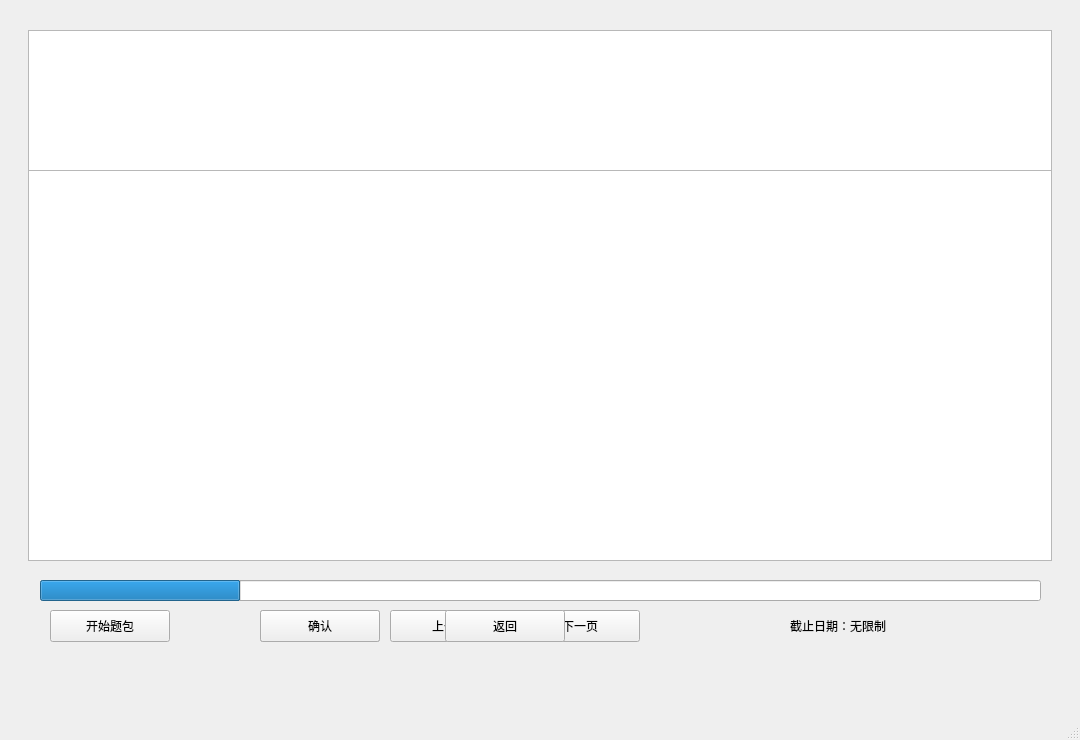
Old version of the form mainWindow.ui in the repository Camorgx/CodiaClient.
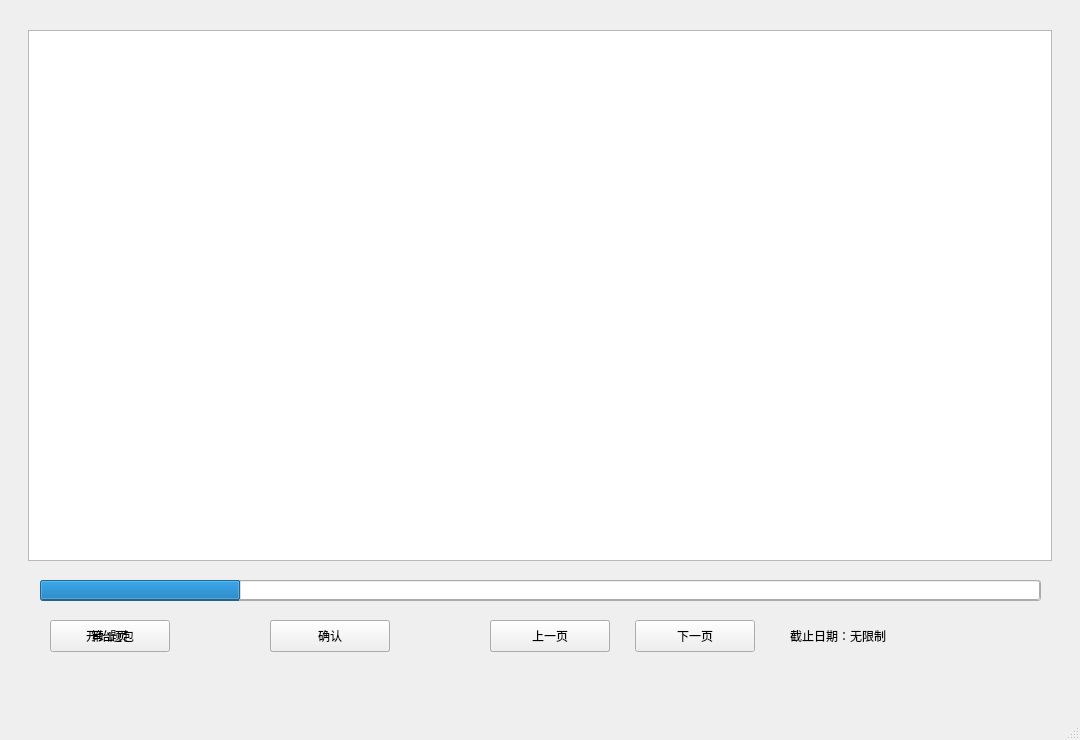
New version of the form. Icons and pictures are not drawn. Custom widgets are drawn as their Qt base class.

Commit message: 优化做题界面UI

Diff of the .ui file:
```diff
--- a/mainWindow.ui
+++ b/mainWindow.ui
@@ -79,8 +79,8 @@
     <widget class="NewPushButton" name="pushButtonPackOK">
      <property name="geometry">
       <rect>
-       <x>260</x>
-       <y>610</y>
+       <x>270</x>
+       <y>620</y>
        <width>120</width>
        <height>32</height>
       </rect>
@@ -92,8 +92,8 @@
     <widget class="NewPushButton" name="pushButtonPackNext">
      <property name="geometry">
       <rect>
-       <x>520</x>
-       <y>610</y>
+       <x>635</x>
+       <y>620</y>
        <width>120</width>
        <height>32</height>
       </rect>
@@ -105,8 +105,8 @@
     <widget class="NewPushButton" name="pushButtonPackPrevious">
      <property name="geometry">
       <rect>
-       <x>390</x>
-       <y>610</y>
+       <x>490</x>
+       <y>620</y>
        <width>120</width>
        <height>32</height>
       </rect>
@@ -119,7 +119,7 @@
      <property name="geometry">
       <rect>
        <x>50</x>
-       <y>610</y>
+       <y>620</y>
        <width>120</width>
        <height>32</height>
       </rect>
@@ -178,8 +178,8 @@
     <widget class="NewPushButton" name="pushButtonExerciseOK">
      <property name="geometry">
       <rect>
-       <x>260</x>
-       <y>610</y>
+       <x>270</x>
+       <y>620</y>
        <width>120</width>
        <height>32</height>
       </rect>
@@ -191,8 +191,8 @@
     <widget class="NewPushButton" name="pushButtonExerciseReturn">
      <property name="geometry">
       <rect>
-       <x>445</x>
-       <y>610</y>
+       <x>490</x>
+       <y>620</y>
        <width>120</width>
        <height>32</height>
       </rect>
@@ -215,7 +215,7 @@
      <property name="geometry">
       <rect>
        <x>50</x>
-       <y>610</y>
+       <y>620</y>
        <width>120</width>
        <height>32</height>
       </rect>
@@ -228,7 +228,7 @@
      <property name="geometry">
       <rect>
        <x>780</x>
-       <y>610</y>
+       <y>620</y>
        <width>280</width>
        <height>32</height>
       </rect>
@@ -273,6 +273,8 @@
      </property>
     </widget>
    </widget>
+   <zorder>frameExercise</zorder>
+   <zorder>framePack</zorder>
   </widget>
   <widget class="QMenuBar" name="menubar">
    <property name="geometry">
@@ -280,7 +282,7 @@
      <x>0</x>
      <y>0</y>
      <width>1080</width>
-     <height>24</height>
+     <height>26</height>
     </rect>
    </property>
   </widget>
```
The commit also changes 1 other file.
